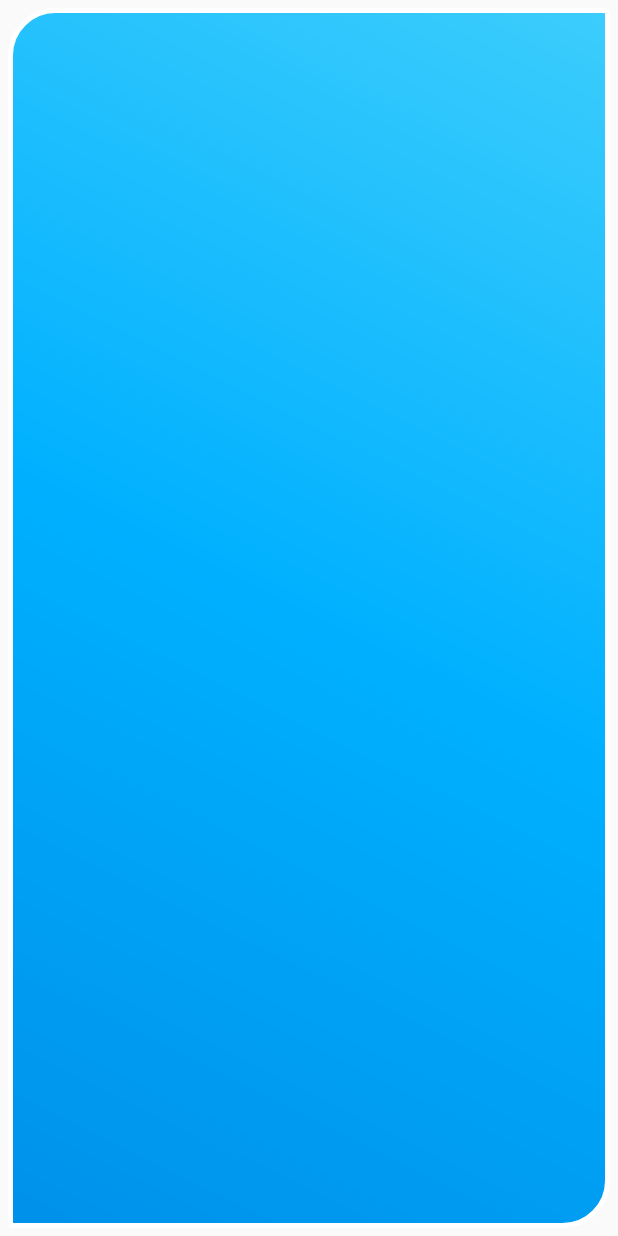
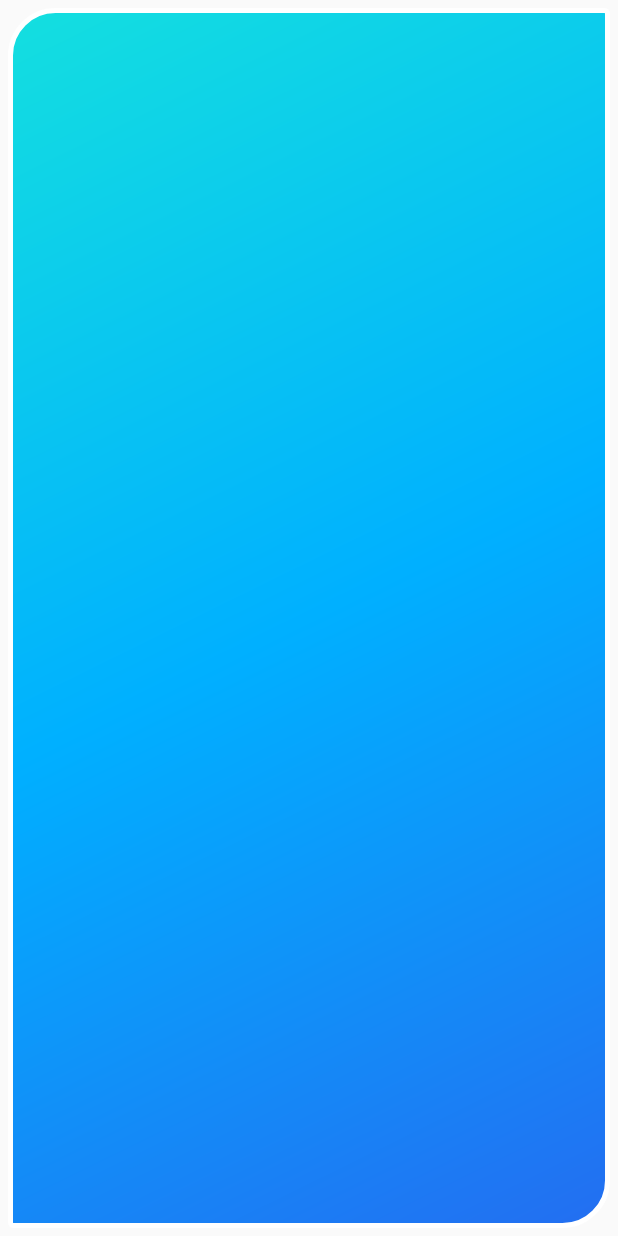
Before and after one commit to AlinaStepanova/BrickGame, an Android app: the ScoreActivity screen opened directly, with no data from a screen before it, on a phone screen of 412 x 824 dp. Run offline under Robolectric (Android 15) with nearby library versions, the phone set to English and light mode, and no system bars; our stand-ins replace ButterKnife.

Commit message:
change colors

```diff
--- a/app/src/main/res/drawable/ic_down.xml
+++ b/app/src/main/res/drawable/ic_down.xml
@@ -1,9 +1,10 @@
 <vector xmlns:android="http://schemas.android.com/apk/res/android"
         android:width="36dp"
         android:height="36dp"
+        android:alpha="0.7"
         android:viewportWidth="129"
         android:viewportHeight="129">
     <path
-        android:fillColor="@color/mainColor"
+        android:fillColor="@color/colorPrimary"
         android:pathData="m121.3,34.6c-1.6,-1.6 -4.2,-1.6 -5.8,0l-51,51.1 -51.1,-51.1c-1.6,-1.6 -4.2,-1.6 -5.8,0 -1.6,1.6 -1.6,4.2 0,5.8l53.9,53.9c0.8,0.8 1.8,1.2 2.9,1.2 1,0 2.1,-0.4 2.9,-1.2l53.9,-53.9c1.7,-1.6 1.7,-4.2 0.1,-5.8z"/>
 </vector>
--- a/app/src/main/res/drawable/start_activity_shape.xml
+++ b/app/src/main/res/drawable/start_activity_shape.xml
@@ -6,10 +6,10 @@
         android:color="@color/white"/>
 
     <gradient
-        android:angle="225"
-        android:startColor="@color/gradient"
-        android:centerColor="@color/mainColor"
-        android:endColor="@color/colorPrimaryDark"/>
+        android:angle="315"
+        android:startColor="@color/colorAccent"
+        android:centerColor="@color/colorPrimary"
+        android:endColor="@color/gradient"/>
 
     <corners android:radius="@dimen/maxRadius"/>
     <corners
--- a/app/src/main/res/values/colors.xml
+++ b/app/src/main/res/values/colors.xml
@@ -1,8 +1,8 @@
 <?xml version="1.0" encoding="utf-8"?>
 <resources>
     <color name="colorPrimary">#00b0ff</color>
-    <color name="colorPrimaryDark">#0091ea</color>
-    <color name="colorAccent">#FF4081</color>
+    <color name="colorPrimaryDark">#00b0ff</color>
+    <color name="colorAccent">#14DFDF</color>
 
     <color name="lFigure">#b4536dfe</color>
     <color name="jFigure">#b526c6da</color>
@@ -14,7 +14,7 @@
 
     <color name="white">#ffffff</color>
     <color name="mainColor">#00b0ff</color>
-    <color name="gradient">#3CCDFC</color>
+    <color name="gradient">#236EF1</color>
 
     <color name="transparent">#00000000</color>
 </resources>
```
Also changed, not shown: app/src/main/res/drawable/ic_rotate.xml (+4 -3 lines).
